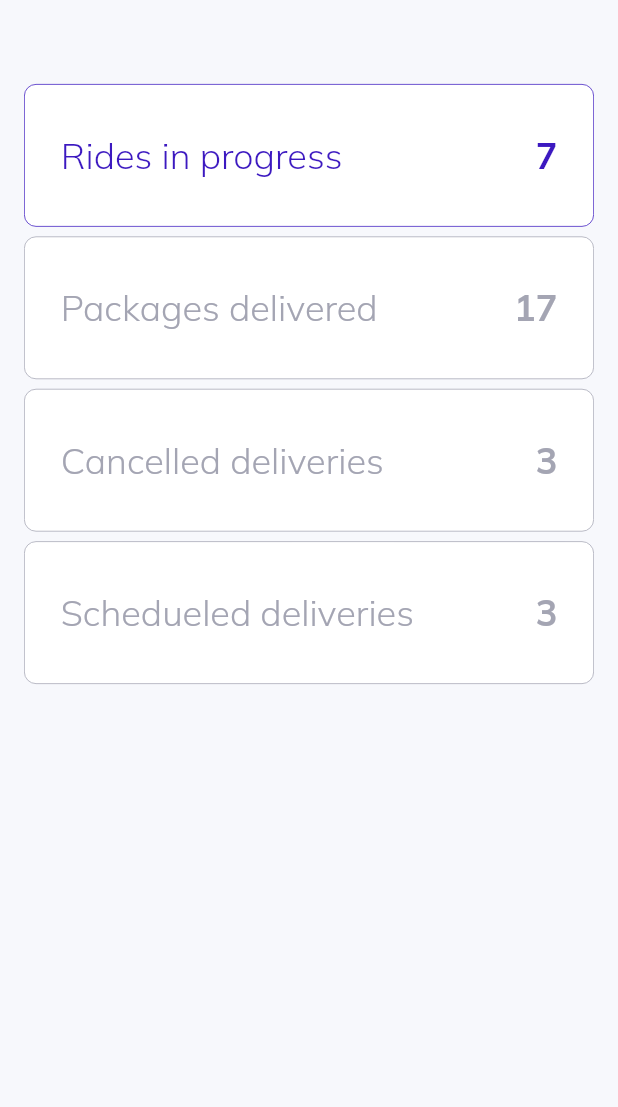
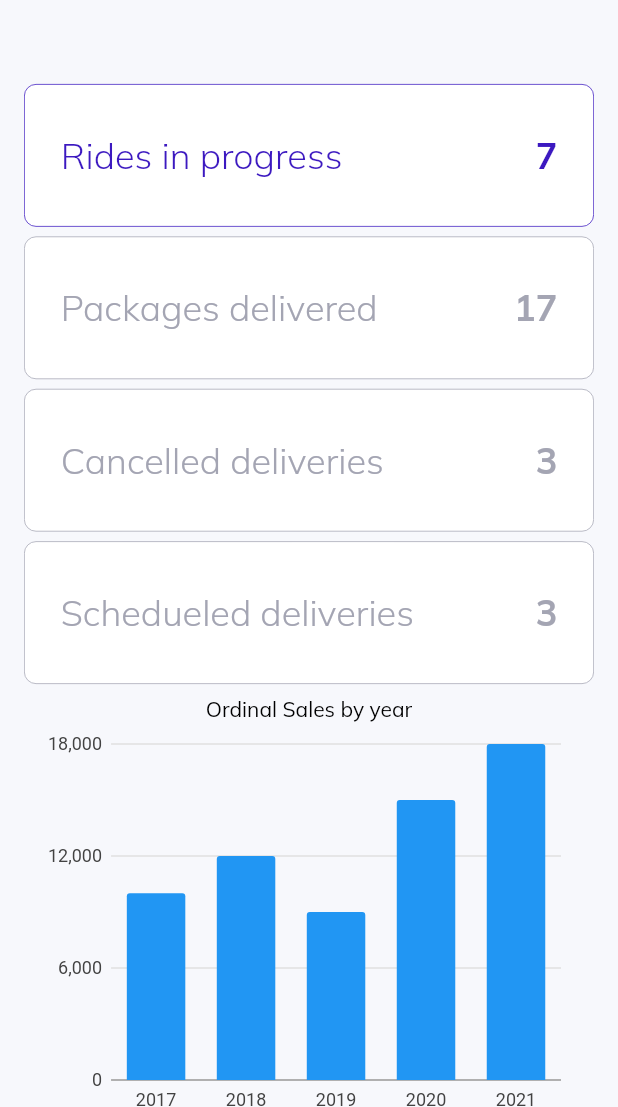
Before and after one commit to Yeezy97/flutterwebb, a Flutter app: the screen it shows after launch, on a phone screen of 412 x 824 dp, the part 129-1236 px from its top. Run offline on Flutter 3.47's test engine with Material 2 defaults, Android fonts, the phone set to English and light mode, and no system bars; our stand-ins replace charts_flutter_new, get, google_fonts.

Commit message:
completed chart

```diff
--- a/lib/pages/overview/overview.dart
+++ b/lib/pages/overview/overview.dart
@@ -3,14 +3,43 @@ import 'package:flutterwebb/constants/controllers.dart';
 import 'package:flutterwebb/helpers/responsiveness.dart';
 import 'package:flutterwebb/pages/overview/overview_widgets/overview_cards_medium.dart';
 import 'package:flutterwebb/pages/overview/overview_widgets/overview_cards_small.dart';
+import 'package:flutterwebb/widgets/bar_chart.dart';
 import 'package:flutterwebb/widgets/custom_text.dart';
 import 'package:get/get.dart';
+import 'package:charts_flutter_new/flutter.dart' as charts;
 
 import 'overview_widgets/overview_crads_large.dart';
 
 class OverViewPage extends StatelessWidget {
-  const OverViewPage({Key? key}) : super(key: key);
+  OverViewPage({Key? key}) : super(key: key);
 
+  final List<OrdinalSales> data = [
+    OrdinalSales(
+      year: "2017",
+      sales: 10000,
+      barColor: charts.ColorUtil.fromDartColor(Colors.blue),
+    ),
+    OrdinalSales(
+      year: "2018",
+      sales: 12000,
+      barColor: charts.ColorUtil.fromDartColor(Colors.blue),
+    ),
+    OrdinalSales(
+      year: "2019",
+      sales: 9000,
+      barColor: charts.ColorUtil.fromDartColor(Colors.blue),
+    ),
+    OrdinalSales(
+      year: "2020",
+      sales: 15000,
+      barColor: charts.ColorUtil.fromDartColor(Colors.blue),
+    ),
+    OrdinalSales(
+      year: "2021",
+      sales: 18000,
+      barColor: charts.ColorUtil.fromDartColor(Colors.blue),
+    ),
+  ];
   @override
   Widget build(BuildContext context) {
     return Column(
@@ -40,7 +69,8 @@ class OverViewPage extends StatelessWidget {
               else
                 OverViewCardsLarge()
               else
-                OverViewCardsSmall()
+                OverViewCardsSmall(),
+                SalesBarChart(data: data),
             ],
           ),
         ),
--- a/lib/widgets/bar_chart.dart
+++ b/lib/widgets/bar_chart.dart
@@ -4,11 +4,38 @@ import 'package:charts_flutter_new/flutter.dart' as charts;
 class SalesBarChart extends StatelessWidget {
   final List<OrdinalSales> data;
 
-  const SalesBarChart({Key? key, required this.data}) : super(key: key);
+  SalesBarChart({Key? key,required this.data}) : super(key: key);
 
 
   @override
   Widget build(BuildContext context) {
+    final List<OrdinalSales> data = [
+      OrdinalSales(
+        year: "2017",
+        sales: 10000,
+        barColor: charts.ColorUtil.fromDartColor(Colors.blue),
+      ),
+      OrdinalSales(
+        year: "2018",
+        sales: 12000,
+        barColor: charts.ColorUtil.fromDartColor(Colors.blue),
+      ),
+      OrdinalSales(
+        year: "2019",
+        sales: 9000,
+        barColor: charts.ColorUtil.fromDartColor(Colors.blue),
+      ),
+      OrdinalSales(
+        year: "2020",
+        sales: 15000,
+        barColor: charts.ColorUtil.fromDartColor(Colors.blue),
+      ),
+      OrdinalSales(
+        year: "2021",
+        sales: 18000,
+        barColor: charts.ColorUtil.fromDartColor(Colors.blue),
+      ),
+    ];
 
     List<charts.Series<OrdinalSales, String>> series = [
       charts.Series(
@@ -22,7 +49,19 @@ class SalesBarChart extends StatelessWidget {
         series.barColor!,
       )
     ];
-    return charts.BarChart(series, animate: true,);
+    return Container(
+      height: 300,
+      child: Padding(
+        padding: EdgeInsets.all(8.0),
+        child: Column(
+          children: [
+            Text("Ordinal Sales by year",
+            style: Theme.of(context).textTheme.bodyText2,),
+            Expanded(child: charts.BarChart(series, animate: true,))
+          ],
+        ),
+      ),
+    );
   }
 }
 
@@ -32,5 +71,4 @@ class OrdinalSales {
   final charts.Color? barColor;
 
   OrdinalSales({this.sales, this.year, this.barColor});
-
 }
```
